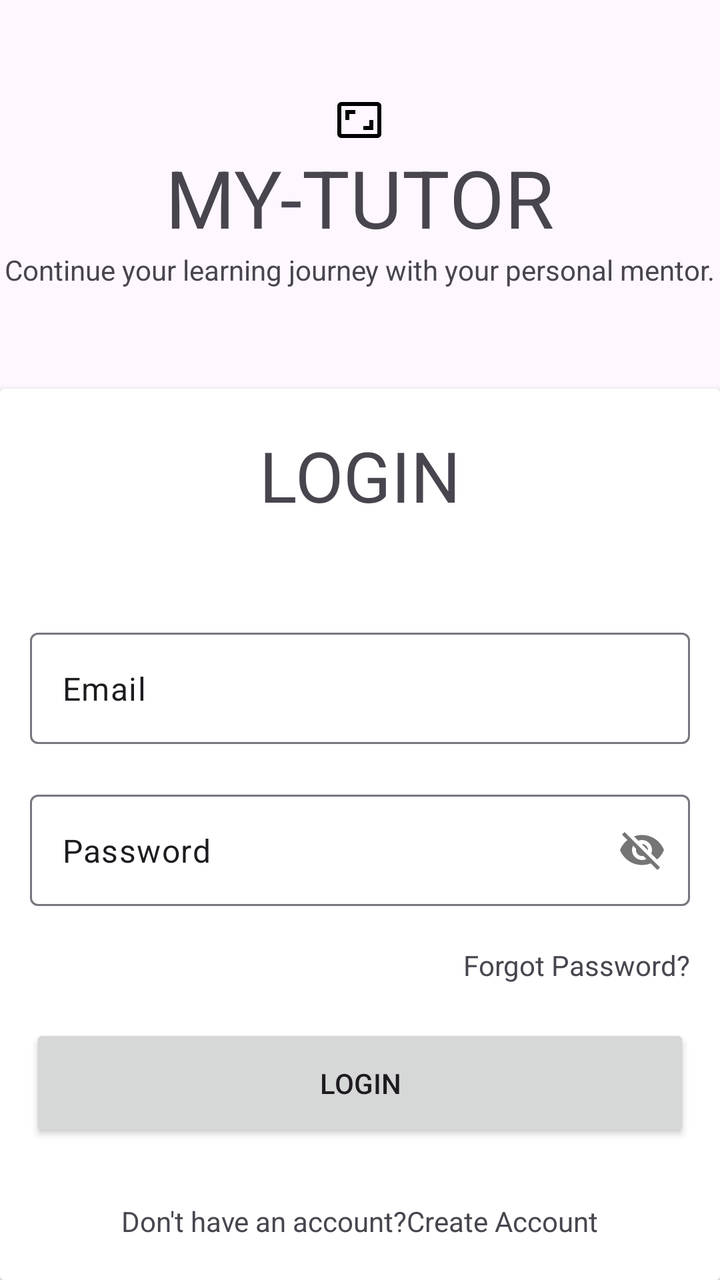
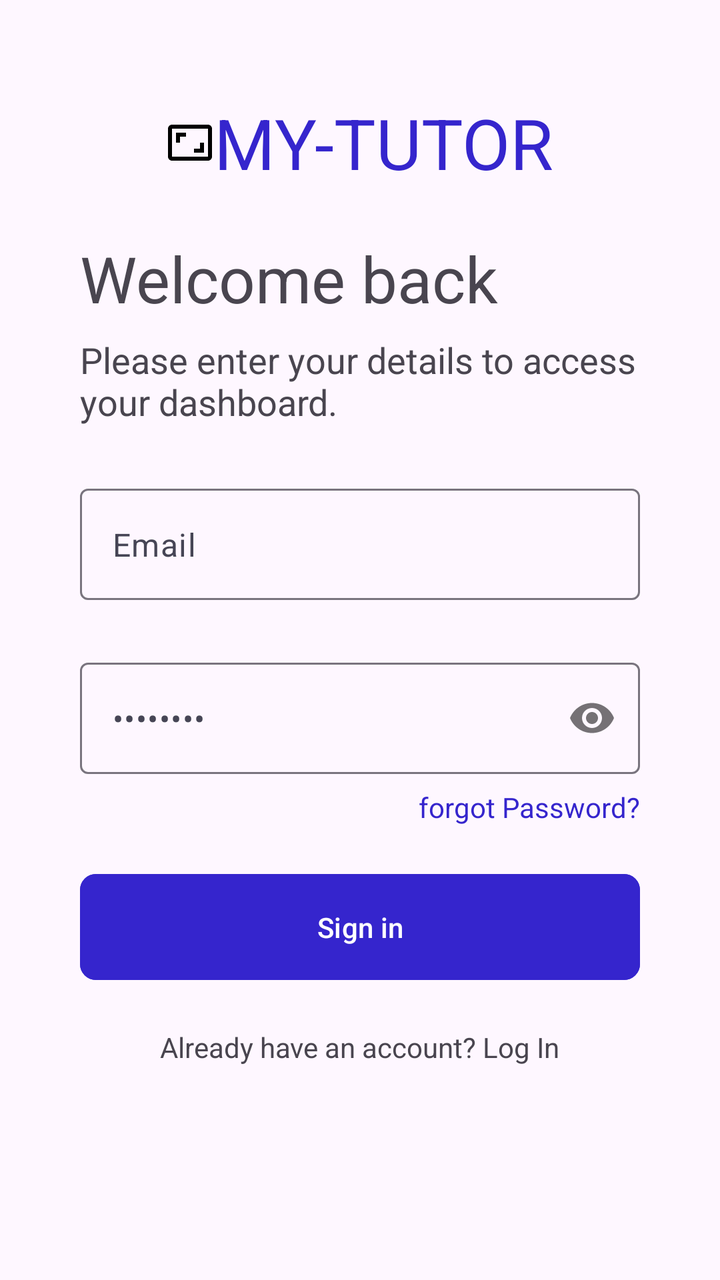

Compare the two renders of this Android layout. The source of the first and the diff that turns it into the second are given below.
<!-- AndroidManifest.xml: application theme Theme.MyTutor -->
<!-- res/layout/activity_login.xml -->
<?xml version="1.0" encoding="utf-8"?>
<LinearLayout
    xmlns:android="http://schemas.android.com/apk/res/android"
    xmlns:app="http://schemas.android.com/apk/res-auto"
    xmlns:tools="http://schemas.android.com/tools"
    android:id="@+id/main"
    android:layout_width="match_parent"
    android:layout_height="match_parent"
    android:orientation="vertical"
    tools:context=".LoginActivity">


    <TextView
        android:layout_width="wrap_content"
        android:layout_height="wrap_content"
        android:text="My-Tutor"
        android:drawableTop="@drawable/outline_aspect_ratio_24"
        android:textAllCaps="true"
        android:textSize="40sp"
        android:layout_marginTop="48dp"
        android:layout_gravity="center"/>

    <TextView
        android:layout_width="wrap_content"
        android:layout_height="wrap_content"
        android:text="Continue your learning journey with your personal mentor."
        android:layout_gravity="center"/>

    
    <androidx.cardview.widget.CardView
        android:layout_width="360sp"
        android:layout_height="wrap_content"
        android:layout_marginTop="50dp"
        android:layout_gravity="center">



        <LinearLayout
            android:layout_width="match_parent"
            android:layout_height="wrap_content"
            android:orientation="vertical">

            <TextView
                android:layout_width="wrap_content"
                android:layout_height="wrap_content"
                android:layout_marginTop="20dp"
                android:text="LOGIN"
                android:layout_gravity="center"
                android:textSize="35sp"/>

            <com.google.android.material.textfield.TextInputLayout
                android:layout_width="330dp"
                android:layout_height="wrap_content"
                android:layout_gravity="center"
                android:layout_marginTop="50dp">
                <com.google.android.material.textfield.TextInputEditText
                    android:layout_width="match_parent"
                    android:layout_height="match_parent"
                    android:id="@+id/email"
                    android:text="Email"/>
            </com.google.android.material.textfield.TextInputLayout>

            <com.google.android.material.textfield.TextInputLayout
                android:layout_width="330dp"
                android:layout_height="wrap_content"
                android:layout_gravity="center"
                android:layout_marginTop="20dp"
                app:passwordToggleEnabled="true">
                <com.google.android.material.textfield.TextInputEditText
                    android:layout_width="match_parent"
                    android:layout_height="match_parent"
                    android:id="@+id/password"
                    android:text="Password"/>
            </com.google.android.material.textfield.TextInputLayout>
            <TextView
                android:layout_width="wrap_content"
                android:layout_height="wrap_content"
                android:id="@+id/forgotPassword"
                android:text="Forgot Password?"
                android:layout_gravity="right"
                android:layout_marginEnd="15dp"
                android:layout_marginTop="20dp"/>

            <androidx.appcompat.widget.AppCompatButton
                android:layout_width="330dp"
                android:layout_height="wrap_content"
                android:id="@+id/loginBtn"
                android:layout_gravity="center"
                android:layout_marginTop="20dp"
                android:padding="20dp"
                android:text="Login"/>

            <TextView
                android:layout_width="wrap_content"
                android:layout_height="wrap_content"
                android:id="@+id/register"
                android:clickable="true"
                android:text="Don't have an account?Create Account"
                android:layout_gravity="center"
                android:layout_marginBottom="20dp"
                android:layout_marginTop="30dp"/>

        </LinearLayout>

    </androidx.cardview.widget.CardView>


</LinearLayout>
<!-- resources referenced by this layout -->
<resources>
  <!-- drawable outline_aspect_ratio_24 (drawable) -->
  <vector xmlns:android="http://schemas.android.com/apk/res/android" android:height="24dp" android:tint="#000000" android:viewportHeight="24" android:viewportWidth="24" android:width="24dp">
        
      <path android:fillColor="@android:color/white" android:pathData="M19,12h-2v3h-3v2h5v-5zM7,9h3L10,7L5,7v5h2L7,9zM21,3L3,3c-1.1,0 -2,0.9 -2,2v14c0,1.1 0.9,2 2,2h18c1.1,0 2,-0.9 2,-2L23,5c0,-1.1 -0.9,-2 -2,-2zM21,19.01L3,19.01L3,4.99h18v14.02z"/>
      
  </vector>
  <style name="Theme.MyTutor" parent="Base.Theme.MyTutor" />
  <style name="Base.Theme.MyTutor" parent="Theme.Material3.DayNight.NoActionBar">
          
          
      </style>
</resources>

<!-- the commit's change to res/layout/activity_login.xml (unified diff, before → after) -->
@@ -14,95 +14,87 @@
         android:layout_width="wrap_content"
         android:layout_height="wrap_content"
         android:text="My-Tutor"
-        android:drawableTop="@drawable/outline_aspect_ratio_24"
+        android:textColor="@color/btn"
+        android:drawableLeft="@drawable/outline_aspect_ratio_24"
         android:textAllCaps="true"
-        android:textSize="40sp"
+        android:textSize="35sp"
         android:layout_marginTop="48dp"
         android:layout_gravity="center"/>
 
     <TextView
         android:layout_width="wrap_content"
         android:layout_height="wrap_content"
-        android:text="Continue your learning journey with your personal mentor."
-        android:layout_gravity="center"/>
-
-    
-    <androidx.cardview.widget.CardView
-        android:layout_width="360sp"
+        android:text="Welcome back"
+        android:textSize="32sp"
+        android:layout_marginTop="23dp"
+        android:layout_marginHorizontal="40dp"/>
+    <TextView
+        android:layout_width="wrap_content"
         android:layout_height="wrap_content"
-        android:layout_marginTop="50dp"
-        android:layout_gravity="center">
+        android:text="Please enter your details to access your dashboard."
+        android:textSize="18sp"
+        android:layout_marginTop="7.1dp"
+        android:layout_marginHorizontal="40dp"/>
 
 
 
-        <LinearLayout
+    <com.google.android.material.textfield.TextInputLayout
+        android:layout_width="match_parent"
+        android:layout_marginHorizontal="40dp"
+        android:layout_marginTop="26dp"
+        android:layout_height="wrap_content">
+        <com.google.android.material.textfield.TextInputEditText
+            android:id="@+id/email"
             android:layout_width="match_parent"
             android:layout_height="wrap_content"
-            android:orientation="vertical">
+            android:textColor="@color/textInput"
+            android:inputType="textEmailAddress"
+            android:text="Email"/>
+    </com.google.android.material.textfield.TextInputLayout>
 
-            <TextView
-                android:layout_width="wrap_content"
-                android:layout_height="wrap_content"
-                android:layout_marginTop="20dp"
-                android:text="LOGIN"
-                android:layout_gravity="center"
-                android:textSize="35sp"/>
+    <com.google.android.material.textfield.TextInputLayout
+        android:layout_width="match_parent"
+        android:layout_marginHorizontal="40dp"
+        android:layout_marginTop="26dp"
+        app:passwordToggleEnabled="true"
+        android:layout_height="wrap_content">
+        <com.google.android.material.textfield.TextInputEditText
+            android:layout_width="match_parent"
+            android:layout_height="wrap_content"
+            android:textColor="@color/textInput"
+            android:inputType="textPassword"
+            android:text="Password"/>
+    </com.google.android.material.textfield.TextInputLayout>
 
-            <com.google.android.material.textfield.TextInputLayout
-                android:layout_width="330dp"
-                android:layout_height="wrap_content"
-                android:layout_gravity="center"
-                android:layout_marginTop="50dp">
-                <com.google.android.material.textfield.TextInputEditText
-                    android:layout_width="match_parent"
-                    android:layout_height="match_parent"
-                    android:id="@+id/email"
-                    android:text="Email"/>
-            </com.google.android.material.textfield.TextInputLayout>
+    <TextView
+        android:layout_width="wrap_content"
+        android:layout_height="wrap_content"
+        android:text="forgot Password?"
+        android:textColor="@color/btn"
+        android:textSize="14sp"
+        android:layout_gravity="end"
+        android:layout_marginTop="7.1dp"
+        android:layout_marginHorizontal="40dp"/>
 
-            <com.google.android.material.textfield.TextInputLayout
-                android:layout_width="330dp"
-                android:layout_height="wrap_content"
-                android:layout_gravity="center"
-                android:layout_marginTop="20dp"
-                app:passwordToggleEnabled="true">
-                <com.google.android.material.textfield.TextInputEditText
-                    android:layout_width="match_parent"
-                    android:layout_height="match_parent"
-                    android:id="@+id/password"
-                    android:text="Password"/>
-            </com.google.android.material.textfield.TextInputLayout>
-            <TextView
-                android:layout_width="wrap_content"
-                android:layout_height="wrap_content"
-                android:id="@+id/forgotPassword"
-                android:text="Forgot Password?"
-                android:layout_gravity="right"
-                android:layout_marginEnd="15dp"
-                android:layout_marginTop="20dp"/>
+    <com.google.android.material.button.MaterialButton
+        android:layout_width="match_parent"
+        android:id="@+id/loginBtn"
+        android:layout_height="61dp"
+        android:layout_marginHorizontal="40dp"
+        android:layout_marginTop="20dp"
+        android:text="Sign in"
+        android:backgroundTint="@color/btn"
+        app:cornerRadius="8dp" />
 
-            <androidx.appcompat.widget.AppCompatButton
-                android:layout_width="330dp"
-                android:layout_height="wrap_content"
-                android:id="@+id/loginBtn"
-                android:layout_gravity="center"
-                android:layout_marginTop="20dp"
-                android:padding="20dp"
-                android:text="Login"/>
-
-            <TextView
-                android:layout_width="wrap_content"
-                android:layout_height="wrap_content"
-                android:id="@+id/register"
-                android:clickable="true"
-                android:text="Don't have an account?Create Account"
-                android:layout_gravity="center"
-                android:layout_marginBottom="20dp"
-                android:layout_marginTop="30dp"/>
-
-        </LinearLayout>
-
-    </androidx.cardview.widget.CardView>
-
+    <TextView
+        android:layout_width="wrap_content"
+        android:layout_height="wrap_content"
+        android:id="@+id/register"
+        android:text="Already have an account? Log In"
+        android:textSize="14sp"
+        android:layout_gravity="center"
+        android:layout_marginTop="20dp"
+        android:clickable="true"
+        android:layout_marginHorizontal="40dp"/>
 
 </LinearLayout>
<!-- resource entries referenced after the edit -->
@@ -1,5 +1,7 @@
 <!-- resources referenced by this layout -->
 <resources>
+  <color name="btn">#3525CD</color>
+  <color name="textInput">#464555</color>
   <!-- drawable outline_aspect_ratio_24 (drawable) -->
   <vector xmlns:android="http://schemas.android.com/apk/res/android" android:height="24dp" android:tint="#000000" android:viewportHeight="24" android:viewportWidth="24" android:width="24dp">
         
